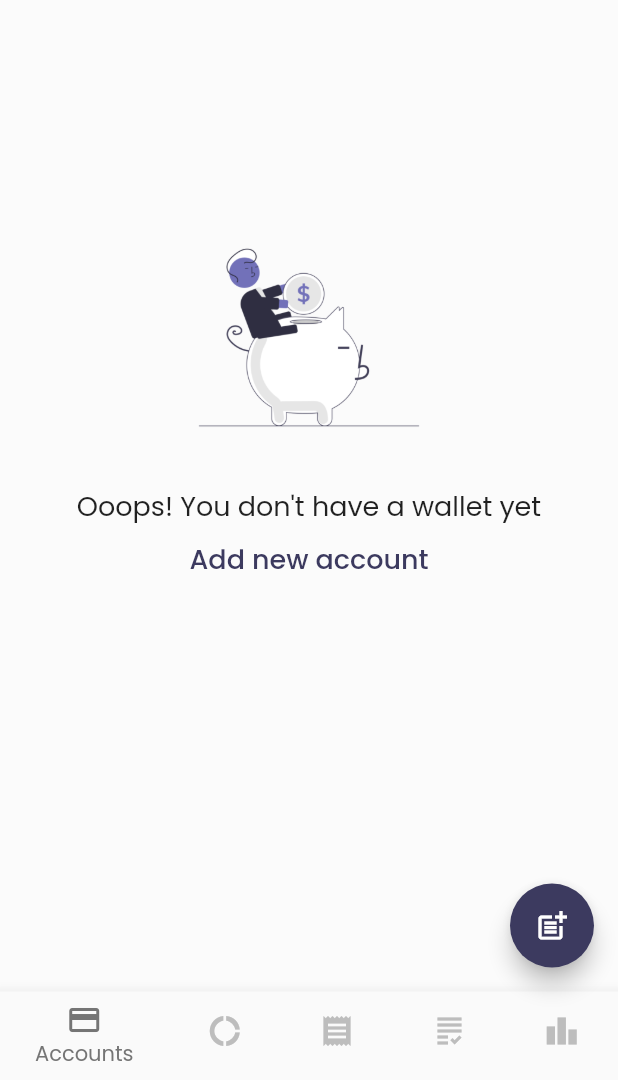
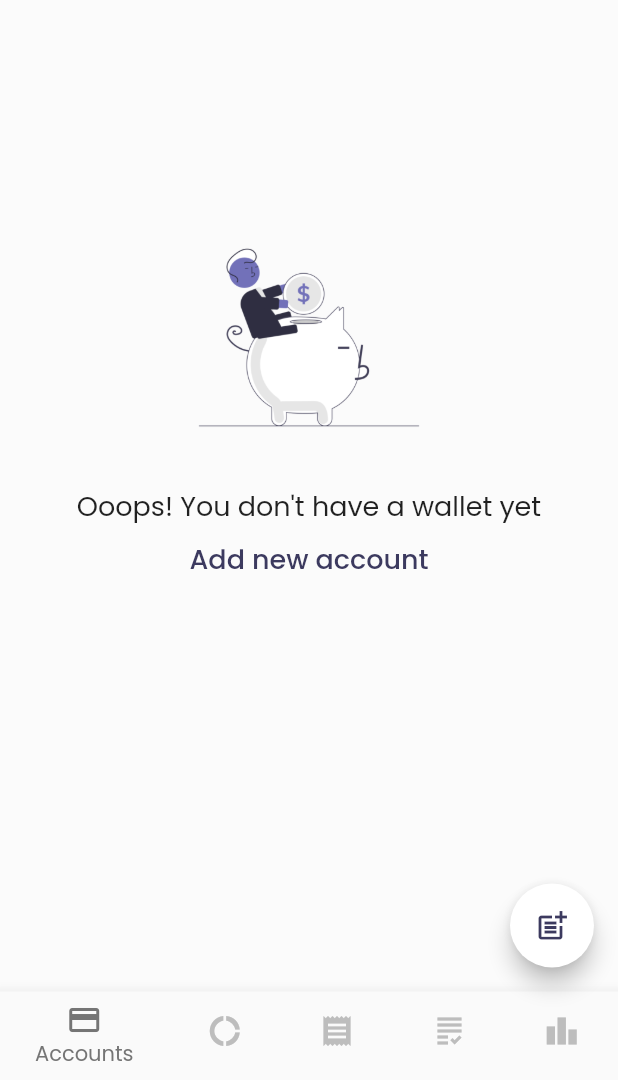
Before and after one commit to sibyl-sys/budge-it, a Flutter app: the screen it shows after launch, on a phone screen of 412 x 824 dp, the part 156-1236 px from its top. Run offline on Flutter 3.47's test engine with Material 3 defaults, Android fonts, the phone set to English and light mode, and no system bars; our stand-ins replace fl_chart, month_picker_dialog, objectbox, percent_indicator; missing offline and left inert: reorderable_grid; generated files the repository leaves out were written again.

Commit message:
Change color of floating action button

```diff
--- a/lib/screens/home.dart
+++ b/lib/screens/home.dart
@@ -162,8 +162,8 @@ class _HomeState extends State<Home> {
                 ));
               }
             : null,
-        backgroundColor: Theme.of(context).colorScheme.primary,
-        foregroundColor: Colors.white,
+        backgroundColor: Colors.white,
+        foregroundColor: Theme.of(context).colorScheme.primary,
         child: Icon(Icons.post_add_outlined),
       ),
       floatingActionButtonLocation: FloatingActionButtonLocation.endFloat,
```
